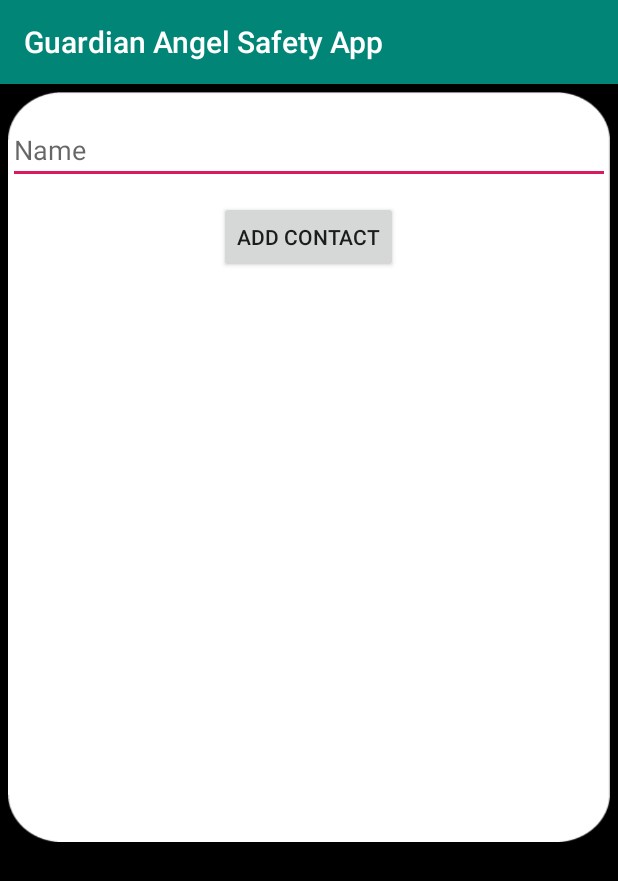
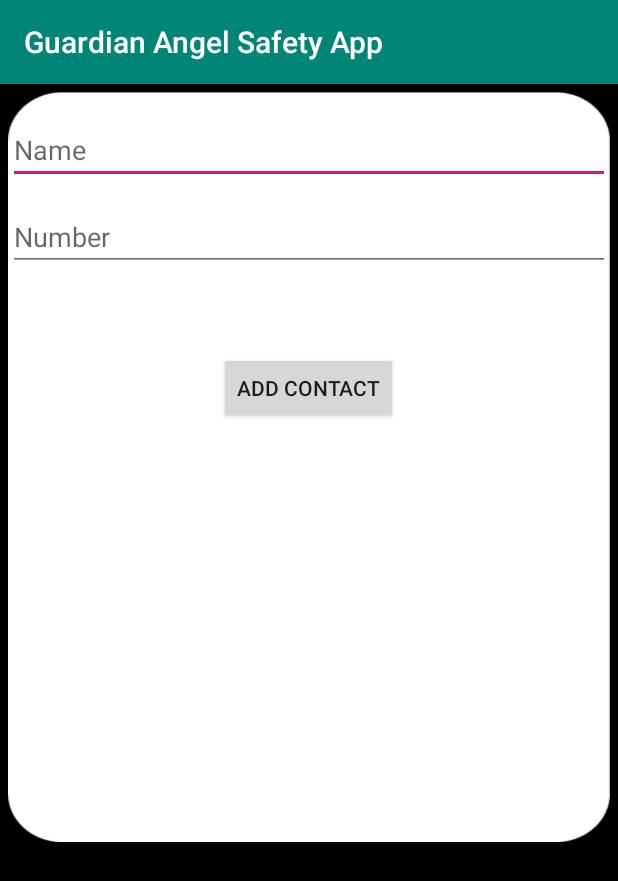
Before and after one commit to Guardian-Angel-Safety/Guardian-Angel-Safety-App, an Android app: the AddEditActivity screen opened directly, with no data from a screen before it, after a tap on "ADD CONTACT", on a phone screen of 412 x 824 dp. Shown: the top 881 px of the screen. Run offline under Robolectric (Android 15) with nearby library versions, the phone set to English and light mode, and no system bars.

Commit message:
SMS n Stuff

```diff
--- a/app/src/main/java/com/example/guardianangelsafetyapp/AddEditActivity.java
+++ b/app/src/main/java/com/example/guardianangelsafetyapp/AddEditActivity.java
@@ -1,5 +1,4 @@
 package com.example.guardianangelsafetyapp;
-
 
 import android.app.AlertDialog;
 import android.app.PendingIntent;
@@ -12,25 +11,25 @@ import android.content.Intent;
 import android.content.DialogInterface;
 import android.support.v7.app.AppCompatActivity;
 
-
 public class AddEditActivity extends AppCompatActivity {
 
     private EditText nameET;
+    private EditText numberET;
     private Button btnDelete;
     private Button btnAddEdit;
 
     private int contactId = -1;
     private int selectedString = -1;
 
-
     private boolean isEdit = false;
 
     @Override
-    protected void onCreate(Bundle savedInstanceState){
+    protected void onCreate(Bundle savedInstanceState) {
         super.onCreate(savedInstanceState);
         setContentView(R.layout.activity_addedit);
 
         nameET = (EditText) findViewById(R.id.nameET);
+        numberET = (EditText) findViewById(R.id.numberET);
         btnDelete = (Button) findViewById(R.id.btnDelete);
         btnAddEdit = (Button) findViewById(R.id.btnAddEditContact);
 
@@ -38,7 +37,7 @@ public class AddEditActivity extends AppCompatActivity {
         isEdit = intent.getBooleanExtra("isEdit", false);
         contactId = intent.getIntExtra("id", -1);
 
-        if(isEdit) {
+        if (isEdit) {
             btnAddEdit.setText(R.string.btn_edit);
             loadContactInfo();
         } else {
@@ -46,43 +45,39 @@ public class AddEditActivity extends AppCompatActivity {
             btnDelete.setVisibility(View.GONE);
         }
 
-
     }
 
     private void loadContactInfo() {
         ContactEntry entry = ContactsDatabase.getInstance().getContactById(contactId);
         nameET.setText(entry.getName());
-
+        numberET.setText(entry.getNumber());
     }
 
     public void btnDeleteContact(View view) {
-        new AlertDialog.Builder(AddEditActivity.this)
-                .setTitle("Delete Contact")
-                .setMessage("Are you sure you want to delete: " + nameET.getText().toString())
-                .setCancelable(false)
+        new AlertDialog.Builder(AddEditActivity.this).setTitle("Delete Contact")
+                .setMessage("Are you sure you want to delete: " + nameET.getText().toString()).setCancelable(false)
                 .setPositiveButton("Delete", new DialogInterface.OnClickListener() {
                     public void onClick(DialogInterface dialog, int id) {
                         ContactsDatabase.getInstance().deleteContact(contactId);
                         finish();
                     }
-                })
-                .setNegativeButton("Cancel", new DialogInterface.OnClickListener() {
+                }).setNegativeButton("Cancel", new DialogInterface.OnClickListener() {
                     public void onClick(DialogInterface dialog, int id) {
                         dialog.cancel();
                     }
-}).show();
+                }).show();
     }
-
 
     public void btnAddEditClick(View view) {
         try {
             String name = nameET.getText().toString();
+            String number = numberET.getText().toString();
 
-            if(!isEdit) {
-                ContactEntry entry = new ContactEntry(contactId, name);
+            if (!isEdit) {
+                ContactEntry entry = new ContactEntry(contactId, name, number);
                 ContactsDatabase.getInstance().addContact(entry);
             } else {
-                ContactEntry entry = new ContactEntry(contactId, name);
+                ContactEntry entry = new ContactEntry(contactId, name, number);
                 ContactsDatabase.getInstance().updateContact(entry);
             }
             finish();
--- a/app/src/main/java/com/example/guardianangelsafetyapp/AlarmReceiver.java
+++ b/app/src/main/java/com/example/guardianangelsafetyapp/AlarmReceiver.java
@@ -52,8 +52,8 @@ public class AlarmReceiver extends BroadcastReceiver {
                 .setContentInfo("Info");
 
         notificationManager.notify(1, notificationBuilder.build());
-        //SmsManager sms = SmsManager.getDefault();
+        SmsManager sms = SmsManager.getDefault();
         //commented to save message line
-        //sms.sendTextMessage("9043038515", null, "This is an automated safety alert from the Guardian Angel Safety system. The owner has left a child or pet in their vehicle unattended for 2 minutes. Please check on the vehicle.", null, null);
+        sms.sendTextMessage("7277425492", null, "Alert!", null, null);
     }
 }
--- a/app/src/main/java/com/example/guardianangelsafetyapp/ContactEntry.java
+++ b/app/src/main/java/com/example/guardianangelsafetyapp/ContactEntry.java
@@ -5,25 +5,31 @@ public class ContactEntry
 {
     private int id;
     private String name;
+    private String number;
 
     public ContactEntry()
     {
         this.id = -1;
         this.name = "";
+        this.number = "";
     }
 
     public ContactEntry(String name)
     {
         this.id = -1;
         this.name = name;
+        this.number = "";
     }
 
-    public ContactEntry(int id, String name)
+
+    public ContactEntry(int id, String name, String number)
     {
         this.id = id;
         this.name = name;
+        this.number = number;
     }
 
     public String getName() { return name; }
+    public String getNumber() { return number; }
     public int getId() { return id; }
 }
--- a/app/src/main/res/layout/activity_addedit.xml
+++ b/app/src/main/res/layout/activity_addedit.xml
@@ -17,9 +17,7 @@
             android:id="@+id/nameET"
             android:layout_width="500dp"
             android:layout_height="wrap_content"
-            android:layout_alignEnd="@+id/amountET"
             android:layout_alignParentTop="true"
-            android:layout_alignStart="@+id/amountET"
             android:layout_marginTop="16dp"
             android:ems="10"
             android:hint="@string/name"
@@ -54,13 +52,23 @@
             android:inputType="number" />
         -->
 
+        <EditText
+            android:id="@+id/numberET"
+            android:layout_width="500dp"
+            android:layout_height="wrap_content"
+            android:layout_alignParentTop="true"
+            android:layout_marginTop="74dp"
+            android:ems="10"
+            android:hint="@string/number"
+            android:inputType="phone" />
+
         <Button
             android:id="@+id/btnAddEditContact"
             android:layout_width="wrap_content"
             android:layout_height="wrap_content"
             android:layout_below="@id/nameET"
             android:layout_centerHorizontal="true"
-            android:layout_marginTop="11dp"
+            android:layout_marginTop="112dp"
             android:onClick="btnAddEditClick"
             android:text="@string/btn_add" />
 
--- a/app/src/main/res/values/strings.xml
+++ b/app/src/main/res/values/strings.xml
@@ -13,6 +13,7 @@
 
     <!-- AddEdit -->
     <string name="name">Name</string>
+    <string name="number">Number</string>
     <!--
     <string name="pills_left">First Emergency Number</string>
     <string name="dosage">Backup Emergency Number</string>
```
Also changed, not shown: app/src/main/java/com/example/guardianangelsafetyapp/ContactsActivity.java (+12 -1 lines), app/src/main/java/com/example/guardianangelsafetyapp/ContactsDatabase.java (+26 -15 lines).
